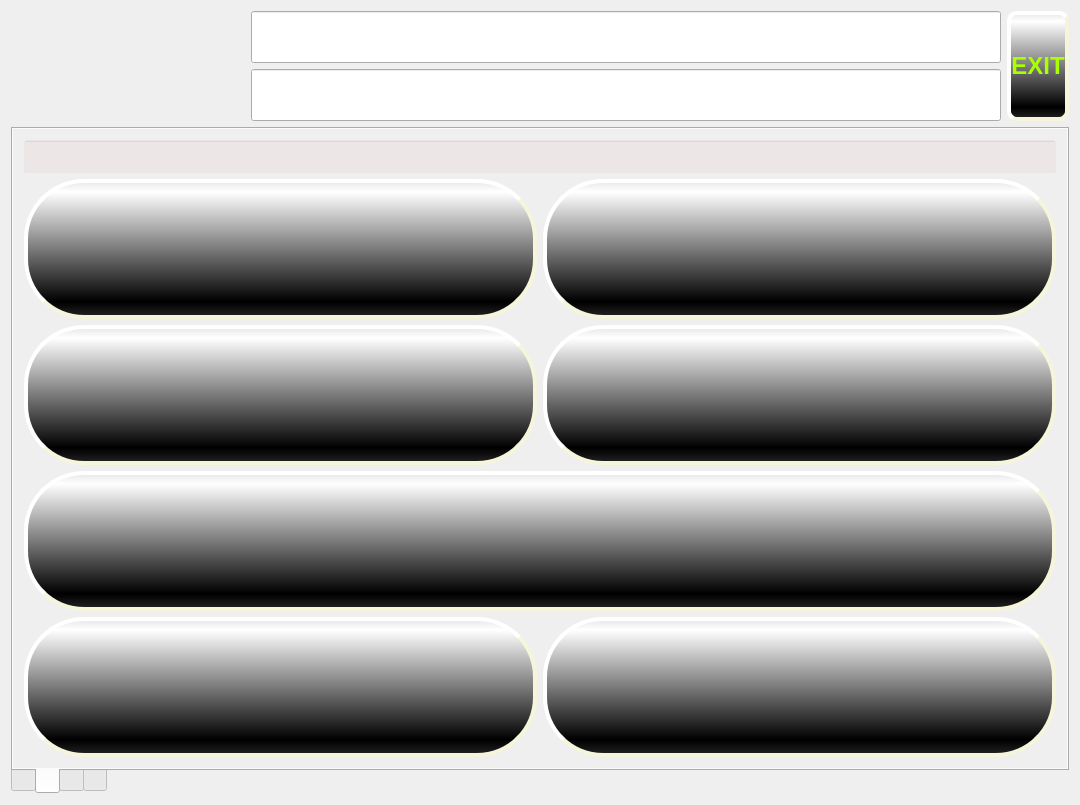
First picture: the form in iDom_Client/idom_client.ui, repository cyniu88/QT_kurs, before the edit.
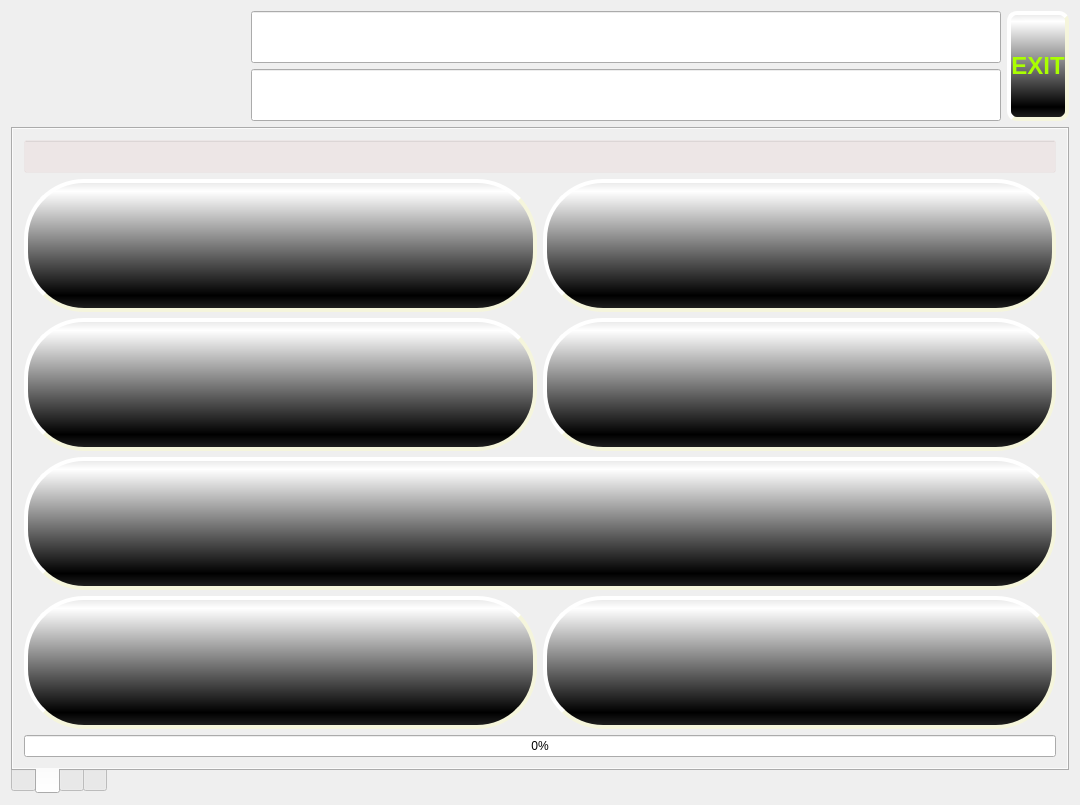
Second picture: the form after the edit. Icons and pictures are not drawn.

Commit message: dodano pasek glosnosci

The edit to the form file:
```diff
--- a/iDom_Client/idom_client.ui
+++ b/iDom_Client/idom_client.ui
@@ -763,6 +763,35 @@
           </property>
          </widget>
         </item>
+        <item row="5" column="1" colspan="2">
+         <widget class="QProgressBar" name="volumeBar">
+          <property name="styleSheet">
+           <string notr="true">QProgressBar::chunk {
+    background-color: #CD96CD;
+    width: 10px;
+    margin: 0.5px;
+}</string>
+          </property>
+          <property name="value">
+           <number>0</number>
+          </property>
+          <property name="alignment">
+           <set>Qt::AlignCenter</set>
+          </property>
+          <property name="textVisible">
+           <bool>true</bool>
+          </property>
+          <property name="orientation">
+           <enum>Qt::Horizontal</enum>
+          </property>
+          <property name="invertedAppearance">
+           <bool>false</bool>
+          </property>
+          <property name="textDirection">
+           <enum>QProgressBar::BottomToTop</enum>
+          </property>
+         </widget>
+        </item>
        </layout>
       </widget>
       <widget class="QWidget" name="tab">
```
The commit also changes 1 other file.
